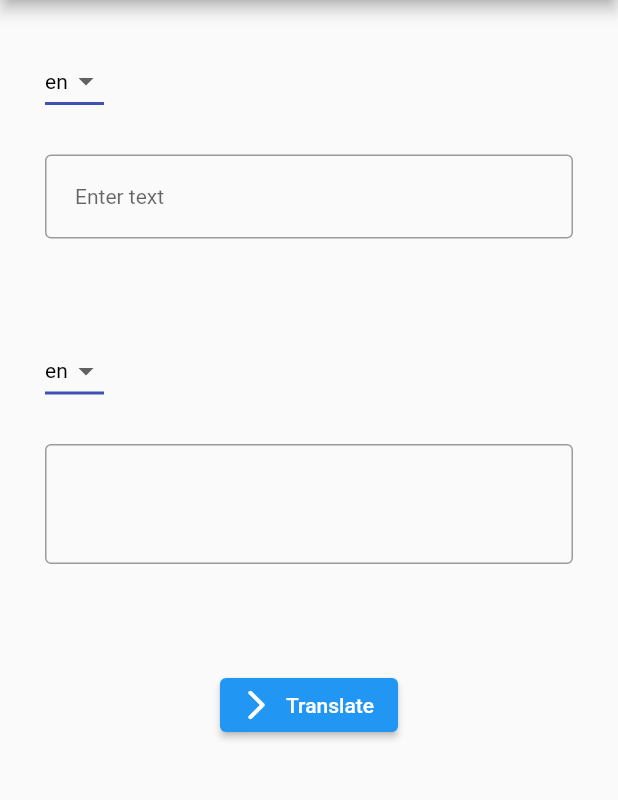
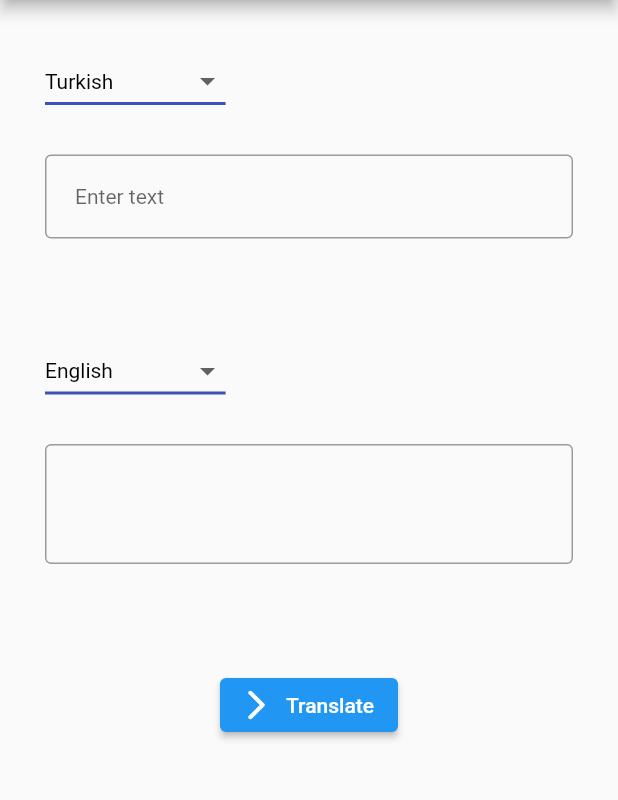
Before and after one commit to AslihanYoldas/Flutter-Translator-App, a Flutter app: the screen it shows after launch, on a phone screen of 412 x 824 dp, the part 84-884 px from its top. Run offline on Flutter 3.47's test engine with Material 2 defaults, Android fonts, the phone set to English and light mode, and no system bars; our stand-ins replace dio, flutter_bloc, get_it, retrofit; generated files the repository leaves out were written again.

Commit message:
Constants file added.| Other languages added.

```diff
--- a/lib/dependency_injection/locator.dart
+++ b/lib/dependency_injection/locator.dart
@@ -1,10 +1,10 @@
 import 'package:dio/dio.dart';
 import 'package:flutter_translator_app/cubit/translator_cubit.dart';
 import 'package:flutter_translator_app/repository/repository.dart';
-import 'package:flutter_translator_app/utils/constants.dart';
 import 'package:get_it/get_it.dart';
 
 import '../api/translator_api.dart';
+import '../utils/key.dart';
 
 final locator= GetIt.instance;
 
--- a/lib/pages/translator_page.dart
+++ b/lib/pages/translator_page.dart
@@ -2,10 +2,9 @@ import 'package:flutter/material.dart';
 import 'package:flutter_translator_app/cubit/translator_cubit.dart';
 import 'package:flutter_translator_app/dependency_injection/locator.dart';
 import 'package:flutter_translator_app/model/translator_data.dart';
-
+import 'package:flutter_translator_app/utils/constants.dart';
 import '../model/translator_result.dart';
 
-const List<String> languages = <String>['en', 'de', 'it', 'tr'];
 
 class TranslatorPage extends StatefulWidget {
   final TranslatorResult? result;
@@ -34,8 +33,8 @@ class _TranslatorPageState extends State<TranslatorPage> {
   @override
   void initState() {
     super.initState();
-    selectedTarget = widget.data?.targetLan ?? languages.first;
-    selectedSource = widget.data?.sourceLan ?? languages.first;
+    selectedTarget = widget.data?.targetLan ?? 'English';
+    selectedSource = widget.data?.sourceLan ?? 'Turkish';
     inputController.text= widget.data?.text ?? '';
     outputController.text=widget.result?.data!.translations?[0].translatedText ?? '';
 
@@ -72,7 +71,7 @@ class _TranslatorPageState extends State<TranslatorPage> {
                     selectedSource = newValue!;
                   });
                 },
-                items: languages.map<DropdownMenuItem<String>>((String value) {
+                items: languages.keys.map<DropdownMenuItem<String>>((String value) {
                   return DropdownMenuItem<String>(
                     value: value,
                     child: Text(value),
@@ -114,7 +113,7 @@ class _TranslatorPageState extends State<TranslatorPage> {
                     selectedTarget = newValue!;
                   });
                 },
-                items: languages.map<DropdownMenuItem<String>>((String value) {
+                items: languages.keys.map<DropdownMenuItem<String>>((String value) {
                   return DropdownMenuItem<String>(
                     value: value,
                     child: Text(value),
--- a/lib/repository/repository.dart
+++ b/lib/repository/repository.dart
@@ -1,5 +1,6 @@
 import 'package:flutter/cupertino.dart';
 import 'package:flutter_translator_app/model/translator_data.dart';
+import 'package:flutter_translator_app/utils/constants.dart';
 
 import '../api/translator_api.dart';
 import '../dependency_injection/locator.dart';
@@ -10,8 +11,10 @@ class Repository {
 
   Future <TranslatorResult?>fetchTranslateResult(TranslatorData data) async {
     try{
-      debugPrint(data.toString());
-      TranslatorResult response = await _api.getTranslateResult(data.text ?? "", data.sourceLan ?? 'en', data.targetLan??'tr',data.format);
+      debugPrint(data.targetLan);
+      debugPrint(data.sourceLan);
+      TranslatorResult response = await _api.getTranslateResult(data.text ?? "", languages[data.sourceLan] ?? 'en', languages[data.targetLan]??'tr',data.format);
+      debugPrint(response.data?.translations?[0].translatedText);
       return response;
     }
     catch(e){
--- /dev/null
+++ b/lib/utils/constants.dart
@@ -0,0 +1,204 @@
+const Map<String,String> languages = <String,String>{
+  'Afar': 'aa',
+'Abkhazian': 'ab',
+'Achinese': 'ace',
+'Acoli': 'ach',
+'Afrikaans': 'af',
+'Akan': 'ak',
+'Amharic': 'am',
+'Arabic': 'ar',
+'Assamese': 'as',
+'Avaric': 'av',
+'Awadhi': 'awa',
+'Aymara': 'ay',
+'Azerbaijani': 'az',
+'Bashkir': 'ba',
+'Baluchi': 'bal',
+'Balinese': 'ban',
+'Belarusian': 'be',
+'Bemba': 'bem',
+'Bulgarian': 'bg',
+'Bhojpuri': 'bho',
+'Bikol': 'bik',
+'Bambara': 'bm',
+'Bengali': 'bn',
+'Tibetan': 'bo',
+'Breton': 'br',
+'Bosnian': 'bs',
+'Buriat': 'bua',
+'Catalan': 'ca',
+'Chechen': 'ce',
+'Cebuano': 'ceb',
+'Chamorro': 'ch',
+'Chuukese': 'chk',
+'Mari': 'chm',
+'Corsican': 'co',
+'Crimean Tatar': 'crh',
+'Czech': 'cs',
+'Chuvash': 'cv',
+'Welsh': 'cy',
+'Danish': 'da',
+'German': 'de',
+'Dinka': 'din',
+'Dogri': 'doi',
+'Divehi': 'dv',
+'Dyula	': 'dyu',
+'Dzongkha': 'dz',
+'Ewe': 'ee',
+'Greek': 'el',
+'English': 'en',
+'Esperanto': 'eo',
+'Spanish': 'es',
+'Estonian': 'et',
+'Basque': 'eu',
+'Persian': 'fa',
+'Fulah': 'ff',
+'Finnish': 'fi',
+'Fijian': 'fj',
+'Faroese': 'fo',
+'Fon': 'fon',
+'French': 'fr',
+'Friulian': 'fur',
+'Western Frisian': 'fy',
+'Irish': 'ga',
+'Ga': 'gaa',
+'Gaelic': 'gd',
+'Galician': 'gl',
+'Guarani': 'gn',
+'Gujarati': 'gu',
+'Manx': 'gv',
+'Hausa': 'ha',
+'Hawaiian': 'haw',
+'Hebrew': 'he',
+'Hindi': 'hi',
+'Hiligaynon': 'hil',
+'Hmong': 'hmn',
+'Croatian': 'hr',
+'Haitian': 'ht',
+'Hungarian': 'hu',
+'Armenian': 'hy',
+'Iban': 'iba',
+'Indonesian': 'id',
+'Igbo': 'ig',
+'Iloko': 'ilo',
+'Icelandic': 'is',
+'Italian': 'it',
+'Japanese': 'ja',
+'Javanese': 'jv',
+'Georgian': 'ka',
+'Kachin': 'kac',
+'Kongo': 'kg',
+'Khasi': 'kha',
+'Kazakh': 'kk',
+'Kalaallisut': 'kl',
+'Central Khmer': 'km',
+'Kannada': 'kn',
+'Korean': 'ko',
+'Kanuri': 'kr',
+'Kurdish': 'ku',
+'Komi': 'kv',
+'Kirghiz': 'ky',
+'Latin': 'la',
+'Luxembourgish': 'lb',
+'Ganda': 'lg',
+'Limburgan': 'li',
+'Lingala': 'ln',
+'Lao': 'lo',
+'Lithuanian': 'lt',
+'Luo' : 'luo',
+'Lushai': 'lus',
+'Latvian': 'lv',
+'Madurese': 'mad',
+'Maithili': 'mai',
+'Makasar': 'mak',
+'Malagasy': 'mg',
+'Marshallese': 'mh',
+'Maori': 'mi',
+'Minangkabau': 'min',
+'Macedonian': 'mk',
+'Malayalam': 'ml',
+'Mongolian': 'mn',
+'Manipuri': 'mni-Mtei',
+'Marathi': 'mr',
+'Malay': 'ms',
+'Maltese': 'mt',
+'Marwari': 'mwr',
+'Burmese': 'my',
+'Nepali': 'ne',
+'Nepal Bhasa': 'new',
+'Dutch': 'nl',
+'Norwegian': 'no',
+'South Ndebele': 'nr',
+'Pedi': 'nso',
+'Chichewa': 'ny',
+'Occitan': 'oc',
+'Oromo': 'om',
+'Oriya': 'or',
+'Ossetian': 'os',
+'Punjabi': 'pa',
+'Pangasinan': 'pag',
+'Pampanga': 'pam',
+'Papiamento': 'pap',
+'Polish': 'pl',
+'Pashto': 'ps',
+'Portuguese': 'pt',
+'Quechua': 'qu',
+'Rundi': 'rn',
+'Romanian': 'ro',
+'Romany': 'rom',
+'Russian': 'ru',
+'Kinyarwanda': 'rw',
+'Sanskrit': 'sa',
+'Yakut': 'sah',
+'Sicilian': 'scn',
+'Sindhi': 'sd',
+'Northern Sami': 'se',
+'Sango': 'sg',
+'Shan': 'shn',
+'Sinhala': 'si',
+'Slovak': 'sk',
+'Slovenian': 'sl',
+'Samoan': 'sm',
+'Shona': 'sn',
+'Somali': 'so',
+'Albanian': 'sq',
+'Serbian': 'sr',
+'Swati': 'ss',
+'Southern Sotho': 'st',
+'Sundanese': 'su',
+'Susu': 'sus',
+'Swedish': 'sv',
+'Swahili': 'sw',
+'Tamil': 'ta',
+'Telugu': 'te',
+'Tetum': 'tet',
+'Tajik': 'tg',
+'Thai': 'th',
+'Tigrinya': 'ti',
+'Tiv': 'tiv',
+'Turkmen': 'tk',
+'Tagalog': 'tl',
+'Tswana': 'tn',
+'Tonga': 'to',
+'Tok Pisin': 'tpi',
+'Turkish': 'tr',
+'Tsonga': 'ts',
+'Tatar': 'tt',
+'Tumbuka': 'tum',
+'Tahitian': 'ty',
+'Tuvinian': 'tyv',
+'Udmurt': 'udm',
+'Uyghur': 'ug',
+'Ukrainian': 'uk',
+'Urdu': 'ur',
+'Uzbek': 'uz',
+'Venda': 've',
+'Vietnamese': 'vi',
+'Waray': 'war',
+'Wolof': 'wo',
+'Xhosa': 'xh',
+'Yiddish': 'yi',
+'Yoruba': 'yo',
+'Zapotec': 'zap',
+'Chinese': 'zh',
+};
```
Also changed, not shown: 1 other file.
